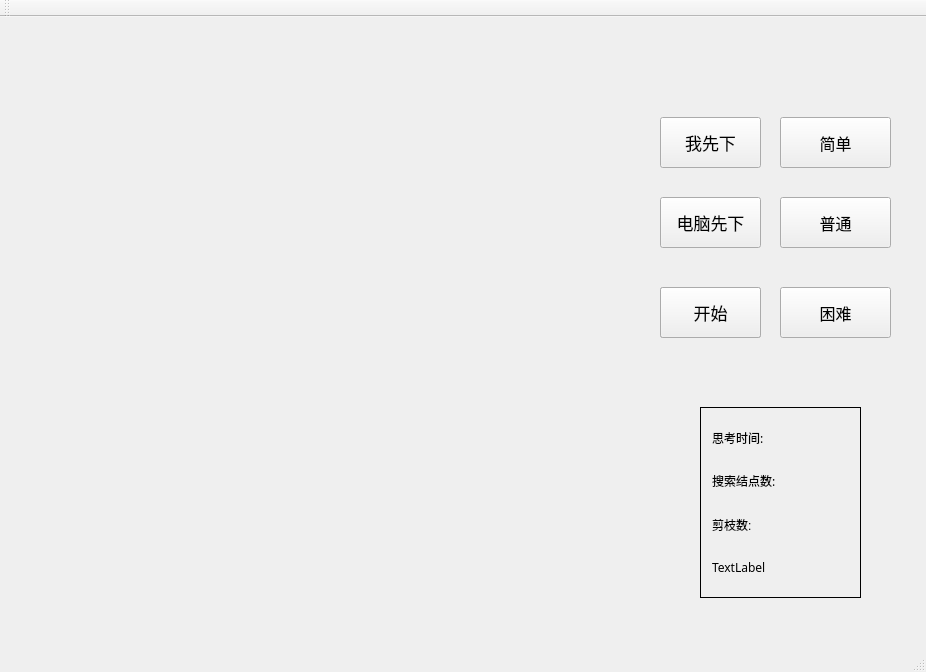
Qt form QT.ui (zzz-x/Gobang) before a commit.
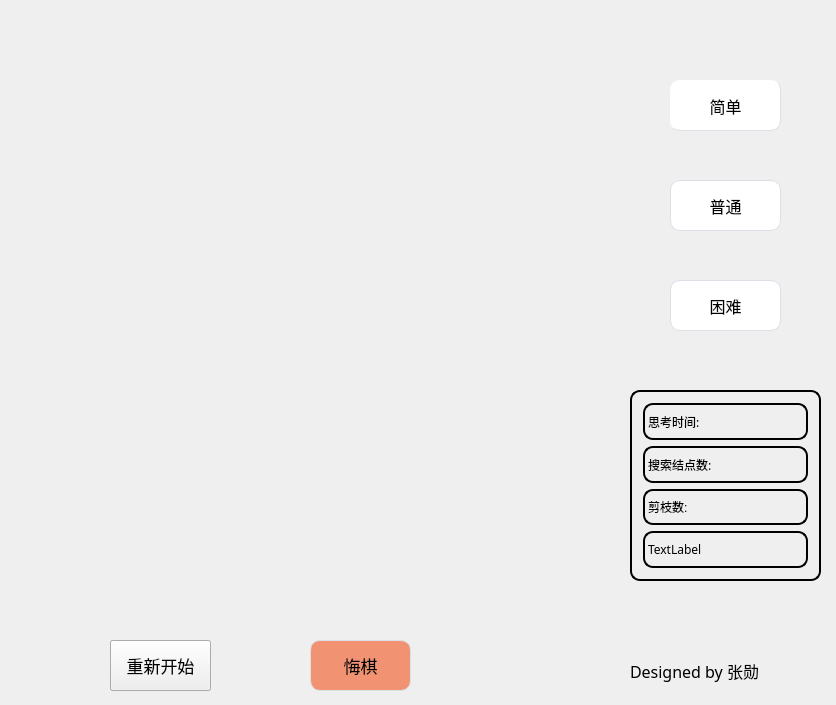
The same form after that commit.

```diff
--- a/QT.ui
+++ b/QT.ui
@@ -6,8 +6,8 @@
    <rect>
     <x>0</x>
     <y>0</y>
-    <width>926</width>
-    <height>672</height>
+    <width>836</width>
+    <height>705</height>
    </rect>
   </property>
   <property name="windowTitle">
@@ -17,12 +17,18 @@
    <widget class="QFrame" name="verticalFrame">
     <property name="geometry">
      <rect>
-      <x>700</x>
+      <x>630</x>
       <y>390</y>
-      <width>161</width>
+      <width>191</width>
       <height>191</height>
      </rect>
     </property>
+    <property name="styleSheet">
+     <string notr="true">QFrame{
+border-radius:10px;
+border:2px solid;
+}</string>
+    </property>
     <property name="frameShape">
      <enum>QFrame::Box</enum>
     </property>
@@ -34,6 +40,9 @@
          <family>微软雅黑</family>
         </font>
        </property>
+       <property name="styleSheet">
+        <string notr="true">border:;</string>
+       </property>
        <property name="text">
         <string>思考时间:</string>
        </property>
@@ -77,33 +86,11 @@
      </item>
     </layout>
    </widget>
-   <widget class="QPushButton" name="pushButton_5">
-    <property name="geometry">
-     <rect>
-      <x>660</x>
-      <y>180</y>
-      <width>101</width>
-      <height>51</height>
-     </rect>
-    </property>
-    <property name="font">
-     <font>
-      <family>Agency FB</family>
-      <pointsize>13</pointsize>
-     </font>
-    </property>
-    <property name="contextMenuPolicy">
-     <enum>Qt::NoContextMenu</enum>
-    </property>
-    <property name="text">
-     <string>电脑先下</string>
-    </property>
-   </widget>
    <widget class="QPushButton" name="pushButton">
     <property name="geometry">
      <rect>
-      <x>780</x>
-      <y>100</y>
+      <x>670</x>
+      <y>80</y>
       <width>111</width>
       <height>51</height>
      </rect>
@@ -111,8 +98,34 @@
     <property name="font">
      <font>
       <pointsize>12</pointsize>
+      <weight>50</weight>
+      <bold>false</bold>
      </font>
     </property>
+    <property name="styleSheet">
+     <string notr="true">QPushButton {
+    background-color: #ffffff;
+    border: 1px solid #dcdfe6;
+	border-width:1px;
+    padding: 10px;
+	border-style:outset;
+    border-radius: 10px;
+}
+QPushButton:hover{
+   	background-color: #ecf5ff;
+    color: #409eff;
+    border: 1px solid #dcdfe6;
+    padding: 10px;
+    border-radius: 10px;
+}
+QPushButton:checked{
+   	background-color: #66CCFF;
+    color: #66CCFF;
+    border: 1px solid #dcdfe6;
+    padding: 10px;
+    border-radius: 10px;
+}</string>
+    </property>
     <property name="text">
      <string>简单</string>
     </property>
@@ -120,7 +133,7 @@
    <widget class="QPushButton" name="pushButton_2">
     <property name="geometry">
      <rect>
-      <x>780</x>
+      <x>670</x>
       <y>180</y>
       <width>111</width>
       <height>51</height>
@@ -131,6 +144,21 @@
       <pointsize>12</pointsize>
      </font>
     </property>
+    <property name="styleSheet">
+     <string notr="true">QPushButton {
+    background-color: #ffffff;
+    border: 1px solid #dcdfe6;
+    padding: 10px;
+    border-radius: 10px;
+}
+QPushButton:hover{
+   	background-color: #ecf5ff;
+    color: #409eff;
+    border: 1px solid #dcdfe6;
+    padding: 10px;
+    border-radius: 10px;
+}</string>
+    </property>
     <property name="text">
      <string>普通</string>
     </property>
@@ -138,8 +166,8 @@
    <widget class="QPushButton" name="pushButton_3">
     <property name="geometry">
      <rect>
-      <x>780</x>
-      <y>270</y>
+      <x>670</x>
+      <y>280</y>
       <width>111</width>
       <height>51</height>
      </rect>
@@ -149,37 +177,30 @@
       <pointsize>12</pointsize>
      </font>
     </property>
+    <property name="styleSheet">
+     <string notr="true">QPushButton {
+    background-color: #ffffff;
+    border: 1px solid #dcdfe6;
+    padding: 10px;
+    border-radius: 10px;
+}
+QPushButton:hover{
+   	background-color: #ecf5ff;
+    color: #409eff;
+    border: 1px solid #dcdfe6;
+    padding: 10px;
+    border-radius: 10px;
+}</string>
+    </property>
     <property name="text">
      <string>困难</string>
     </property>
    </widget>
-   <widget class="QPushButton" name="pushButton_6">
-    <property name="geometry">
-     <rect>
-      <x>660</x>
-      <y>270</y>
-      <width>101</width>
-      <height>51</height>
-     </rect>
-    </property>
-    <property name="font">
-     <font>
-      <family>Agency FB</family>
-      <pointsize>13</pointsize>
-     </font>
-    </property>
-    <property name="contextMenuPolicy">
-     <enum>Qt::NoContextMenu</enum>
-    </property>
-    <property name="text">
-     <string>悔棋</string>
-    </property>
-   </widget>
    <widget class="QPushButton" name="pushButton_4">
     <property name="geometry">
      <rect>
-      <x>660</x>
-      <y>100</y>
+      <x>310</x>
+      <y>640</y>
       <width>101</width>
       <height>51</height>
      </rect>
@@ -190,15 +211,33 @@
       <pointsize>13</pointsize>
      </font>
     </property>
+    <property name="contextMenuPolicy">
+     <enum>Qt::NoContextMenu</enum>
+    </property>
+    <property name="styleSheet">
+     <string notr="true">QPushButton {
+    background-color: #F19373;
+    border: 1px solid #dcdfe6;
+    padding: 10px;
+    border-radius: 10px;
+}
+QPushButton:hover{
+   	background-color: #FCD9C4;
+    color: #000000;
+    border: 1px solid #dcdfe6;
+    padding: 10px;
+    border-radius: 10px;
+}</string>
+    </property>
     <property name="text">
-     <string>我先下</string>
+     <string>悔棋</string>
     </property>
    </widget>
-   <widget class="QPushButton" name="pushButton_7">
+   <widget class="QPushButton" name="pushButton_5">
     <property name="geometry">
      <rect>
-      <x>660</x>
-      <y>270</y>
+      <x>110</x>
+      <y>640</y>
       <width>101</width>
       <height>51</height>
      </rect>
@@ -216,26 +255,48 @@
      <string>开始</string>
     </property>
    </widget>
+   <widget class="QPushButton" name="pushButton_6">
+    <property name="geometry">
+     <rect>
+      <x>110</x>
+      <y>640</y>
+      <width>101</width>
+      <height>51</height>
+     </rect>
+    </property>
+    <property name="font">
+     <font>
+      <family>Agency FB</family>
+      <pointsize>13</pointsize>
+     </font>
+    </property>
+    <property name="contextMenuPolicy">
+     <enum>Qt::NoContextMenu</enum>
+    </property>
+    <property name="text">
+     <string>重新开始</string>
+    </property>
+   </widget>
+   <widget class="QLabel" name="label_5">
+    <property name="geometry">
+     <rect>
+      <x>630</x>
+      <y>650</y>
+      <width>171</width>
+      <height>41</height>
+     </rect>
+    </property>
+    <property name="font">
+     <font>
+      <family>华文楷体</family>
+      <pointsize>12</pointsize>
+     </font>
+    </property>
+    <property name="text">
+     <string>Designed by 张勋</string>
+    </property>
+   </widget>
   </widget>
-  <widget class="QMenuBar" name="menuBar">
-   <property name="geometry">
-    <rect>
-     <x>0</x>
-     <y>0</y>
-     <width>926</width>
-     <height>26</height>
-    </rect>
-   </property>
-  </widget>
-  <widget class="QToolBar" name="mainToolBar">
-   <attribute name="toolBarArea">
-    <enum>TopToolBarArea</enum>
-   </attribute>
-   <attribute name="toolBarBreak">
-    <bool>false</bool>
-   </attribute>
-  </widget>
-  <widget class="QStatusBar" name="statusBar"/>
  </widget>
  <layoutdefault spacing="6" margin="11"/>
  <resources>
```
